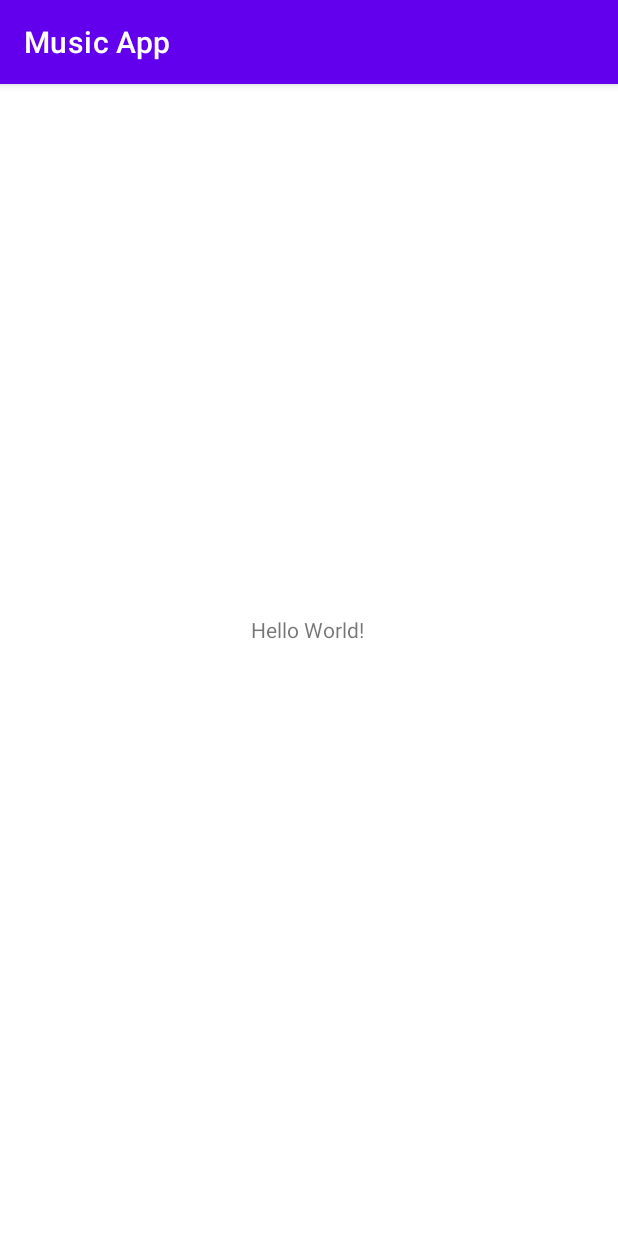
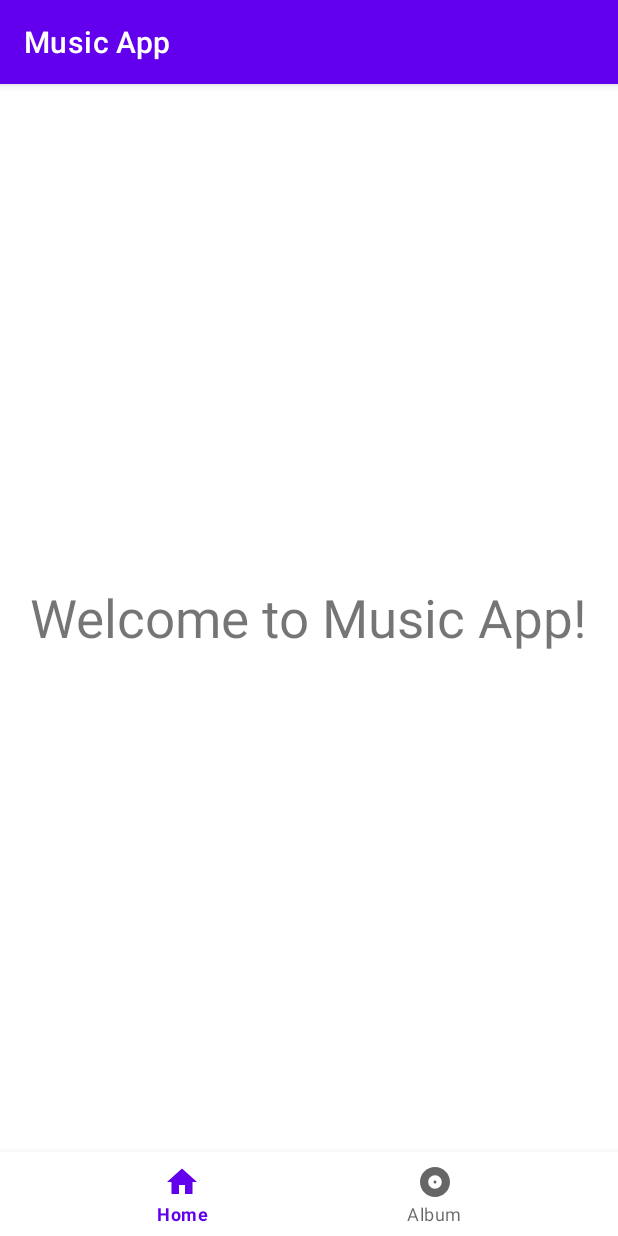
Before and after one commit to princes91221/Music-App, an Android app: the screen it shows after launch (MainActivity), on a phone screen of 412 x 824 dp. Run offline under Robolectric (Android 15) with nearby library versions, the phone set to English and light mode, and no system bars.

Commit message:
Implemented Bottom Navigation Bar

```diff
--- /dev/null
+++ b/app/src/main/java/com/example/musicapp/AlbumFragment.java
@@ -0,0 +1,17 @@
+package com.example.musicapp;
+
+import android.os.Bundle;
+import android.view.LayoutInflater;
+import android.view.View;
+import android.view.ViewGroup;
+
+import androidx.annotation.Nullable;
+import androidx.fragment.app.Fragment;
+
+public class AlbumFragment extends Fragment {
+    @Nullable
+    @Override
+    public View onCreateView(LayoutInflater inflater, @Nullable ViewGroup container, Bundle savedInstanceState) {
+        return inflater.inflate(R.layout.fragment_album, container, false);
+    }
+}
--- /dev/null
+++ b/app/src/main/java/com/example/musicapp/HomeFragment.java
@@ -0,0 +1,17 @@
+package com.example.musicapp;
+
+import android.os.Bundle;
+import android.view.LayoutInflater;
+import android.view.View;
+import android.view.ViewGroup;
+
+import androidx.annotation.Nullable;
+import androidx.fragment.app.Fragment;
+
+public class HomeFragment extends Fragment {
+    @Nullable
+    @Override
+    public View onCreateView(LayoutInflater inflater, @Nullable ViewGroup container, Bundle savedInstanceState) {
+        return inflater.inflate(R.layout.fragment_home, container, false);
+    }
+}
--- a/app/src/main/java/com/example/musicapp/MainActivity.java
+++ b/app/src/main/java/com/example/musicapp/MainActivity.java
@@ -1,8 +1,13 @@
 package com.example.musicapp;
 
+import androidx.annotation.NonNull;
 import androidx.appcompat.app.AppCompatActivity;
+import androidx.fragment.app.Fragment;
 
 import android.os.Bundle;
+import android.view.MenuItem;
+
+import com.google.android.material.bottomnavigation.BottomNavigationView;
 
 public class MainActivity extends AppCompatActivity {
 
@@ -10,5 +15,36 @@ public class MainActivity extends AppCompatActivity {
     protected void onCreate(Bundle savedInstanceState) {
         super.onCreate(savedInstanceState);
         setContentView(R.layout.activity_main);
+
+        BottomNavigationView bottomNav = findViewById(R.id.bottom_navigation);
+        bottomNav.setOnNavigationItemSelectedListener(navListener);
+
+        selectFragment(new HomeFragment());
+    }
+
+    private BottomNavigationView.OnNavigationItemSelectedListener navListener =
+            new BottomNavigationView.OnNavigationItemSelectedListener() {
+                @Override
+                public boolean onNavigationItemSelected(@NonNull MenuItem item) {
+                    Fragment selectedFragment = null;
+
+                    switch (item.getItemId()) {
+                        case R.id.nav_home:
+                            selectedFragment = new HomeFragment();
+                            break;
+                        case R.id.nav_album:
+                            selectedFragment = new AlbumFragment();
+                            break;
+                    }
+
+                    selectFragment(selectedFragment);
+
+                    return true;
+                }
+            };
+
+    private void selectFragment(Fragment selectedFragment) {
+        getSupportFragmentManager().beginTransaction().replace(R.id.fragment_container,
+                selectedFragment).commit();
     }
 }
--- /dev/null
+++ b/app/src/main/res/drawable/ic_baseline_album_24.xml
@@ -0,0 +1,10 @@
+<vector xmlns:android="http://schemas.android.com/apk/res/android"
+    android:width="24dp"
+    android:height="24dp"
+    android:viewportWidth="24"
+    android:viewportHeight="24"
+    android:tint="?attr/colorControlNormal">
+  <path
+      android:fillColor="@android:color/white"
+      android:pathData="M12,2C6.48,2 2,6.48 2,12s4.48,10 10,10 10,-4.48 10,-10S17.52,2 12,2zM12,16.5c-2.49,0 -4.5,-2.01 -4.5,-4.5S9.51,7.5 12,7.5s4.5,2.01 4.5,4.5 -2.01,4.5 -4.5,4.5zM12,11c-0.55,0 -1,0.45 -1,1s0.45,1 1,1 1,-0.45 1,-1 -0.45,-1 -1,-1z"/>
+</vector>
--- /dev/null
+++ b/app/src/main/res/drawable/ic_baseline_home_24.xml
@@ -0,0 +1,10 @@
+<vector xmlns:android="http://schemas.android.com/apk/res/android"
+    android:width="24dp"
+    android:height="24dp"
+    android:viewportWidth="24"
+    android:viewportHeight="24"
+    android:tint="?attr/colorControlNormal">
+  <path
+      android:fillColor="@android:color/white"
+      android:pathData="M10,20v-6h4v6h5v-8h3L12,3 2,12h3v8z"/>
+</vector>
--- a/app/src/main/res/layout/activity_main.xml
+++ b/app/src/main/res/layout/activity_main.xml
@@ -1,20 +1,26 @@
 <?xml version="1.0" encoding="utf-8"?>
-<androidx.constraintlayout.widget.ConstraintLayout xmlns:android="http://schemas.android.com/apk/res/android"
+<RelativeLayout xmlns:android="http://schemas.android.com/apk/res/android"
     xmlns:app="http://schemas.android.com/apk/res-auto"
     xmlns:tools="http://schemas.android.com/tools"
     android:layout_width="match_parent"
     android:layout_height="match_parent"
     tools:context=".MainActivity">
 
-    <TextView
-        android:layout_width="wrap_content"
+    <FrameLayout
+        android:id="@+id/fragment_container"
+        android:layout_width="match_parent"
+        android:layout_height="match_parent"
+        android:layout_above="@id/bottom_navigation"/>
+
+    <com.google.android.material.bottomnavigation.BottomNavigationView
+        android:id="@+id/bottom_navigation"
+        android:layout_width="match_parent"
         android:layout_height="wrap_content"
-        android:text="Hello World!"
-        app:layout_constraintBottom_toBottomOf="parent"
-        app:layout_constraintHorizontal_bias="0.498"
-        app:layout_constraintLeft_toLeftOf="parent"
-        app:layout_constraintRight_toRightOf="parent"
-        app:layout_constraintTop_toTopOf="parent"
-        app:layout_constraintVertical_bias="0.473" />
+        android:layout_alignParentBottom="true"
+        app:menu="@menu/bottom_navigation"
+        android:background="?android:attr/windowBackground"
 
-</androidx.constraintlayout.widget.ConstraintLayout>
+        />
+
+
+</RelativeLayout>
--- /dev/null
+++ b/app/src/main/res/layout/fragment_album.xml
@@ -0,0 +1,14 @@
+<?xml version="1.0" encoding="utf-8"?>
+<RelativeLayout xmlns:android="http://schemas.android.com/apk/res/android"
+    android:layout_width="match_parent"
+    android:layout_height="match_parent"
+    android:background="@color/design_default_color_secondary">
+
+    <TextView
+        android:layout_width="wrap_content"
+        android:layout_height="wrap_content"
+        android:text="Loading Albums!"
+        android:textSize="35sp"
+        android:layout_centerInParent="true"/>
+
+</RelativeLayout>
--- /dev/null
+++ b/app/src/main/res/layout/fragment_home.xml
@@ -0,0 +1,13 @@
+<?xml version="1.0" encoding="utf-8"?>
+<RelativeLayout xmlns:android="http://schemas.android.com/apk/res/android"
+    android:layout_width="match_parent"
+    android:layout_height="match_parent">
+
+    <TextView
+        android:layout_width="wrap_content"
+        android:layout_height="wrap_content"
+        android:text="Welcome to Music App!"
+        android:textSize="35sp"
+        android:layout_centerInParent="true"/>
+
+</RelativeLayout>
--- /dev/null
+++ b/app/src/main/res/menu/bottom_navigation.xml
@@ -0,0 +1,14 @@
+<?xml version="1.0" encoding="utf-8"?>
+<menu xmlns:android="http://schemas.android.com/apk/res/android">
+
+    <item
+        android:id="@+id/nav_home"
+        android:icon="@drawable/ic_baseline_home_24"
+        android:title="Home"/>
+
+    <item
+        android:id="@+id/nav_album"
+        android:icon="@drawable/ic_baseline_album_24"
+        android:title="Album"/>
+
+</menu>
```
